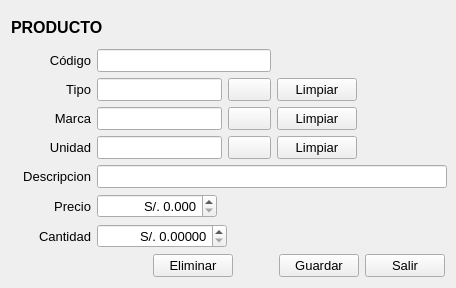
First picture: the form in Producto/productoformtransaction.ui, repository radtek/manager, before the edit.
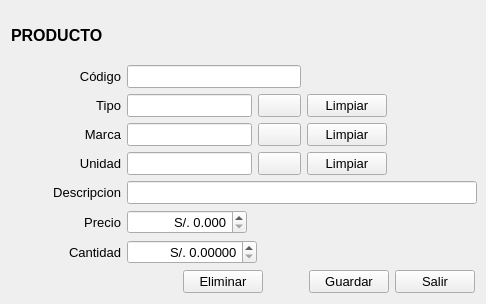
Second picture: the form after the edit. Icons and pictures are not drawn.

Patch:
```diff
--- a/Producto/productoformtransaction.ui
+++ b/Producto/productoformtransaction.ui
@@ -6,8 +6,8 @@
    <rect>
     <x>0</x>
     <y>0</y>
-    <width>456</width>
-    <height>288</height>
+    <width>486</width>
+    <height>304</height>
    </rect>
   </property>
   <property name="minimumSize">
@@ -68,13 +68,13 @@
        </property>
        <property name="minimumSize">
         <size>
-         <width>80</width>
+         <width>110</width>
          <height>0</height>
         </size>
        </property>
        <property name="maximumSize">
         <size>
-         <width>80</width>
+         <width>110</width>
          <height>16777215</height>
         </size>
        </property>
@@ -136,13 +136,13 @@
        </property>
        <property name="minimumSize">
         <size>
-         <width>80</width>
+         <width>110</width>
          <height>0</height>
         </size>
        </property>
        <property name="maximumSize">
         <size>
-         <width>80</width>
+         <width>110</width>
          <height>16777215</height>
         </size>
        </property>
@@ -232,13 +232,13 @@
        </property>
        <property name="minimumSize">
         <size>
-         <width>80</width>
+         <width>110</width>
          <height>0</height>
         </size>
        </property>
        <property name="maximumSize">
         <size>
-         <width>80</width>
+         <width>110</width>
          <height>16777215</height>
         </size>
        </property>
@@ -328,13 +328,13 @@
        </property>
        <property name="minimumSize">
         <size>
-         <width>80</width>
+         <width>110</width>
          <height>0</height>
         </size>
        </property>
        <property name="maximumSize">
         <size>
-         <width>80</width>
+         <width>110</width>
          <height>16777215</height>
         </size>
        </property>
@@ -424,13 +424,13 @@
        </property>
        <property name="minimumSize">
         <size>
-         <width>80</width>
+         <width>110</width>
          <height>0</height>
         </size>
        </property>
        <property name="maximumSize">
         <size>
-         <width>80</width>
+         <width>110</width>
          <height>16777215</height>
         </size>
        </property>
@@ -482,10 +482,16 @@
       <widget class="QLabel" name="label_precio">
        <property name="minimumSize">
         <size>
-         <width>80</width>
+         <width>110</width>
          <height>0</height>
         </size>
        </property>
+       <property name="maximumSize">
+        <size>
+         <width>110</width>
+         <height>16777215</height>
+        </size>
+       </property>
        <property name="text">
         <string>Precio</string>
        </property>
@@ -537,10 +543,16 @@
       <widget class="QLabel" name="label_cantidad">
        <property name="minimumSize">
         <size>
-         <width>80</width>
+         <width>110</width>
          <height>0</height>
         </size>
        </property>
+       <property name="maximumSize">
+        <size>
+         <width>110</width>
+         <height>16777215</height>
+        </size>
+       </property>
        <property name="text">
         <string>Cantidad</string>
        </property>
@@ -611,6 +623,16 @@
        <property name="text">
         <string>Eliminar</string>
        </property>
+       <property name="icon">
+        <iconset resource="../ManagerSystem/iconos.qrc">
+         <normaloff>:/new/Iconos/delete_32.png</normaloff>:/new/Iconos/delete_32.png</iconset>
+       </property>
+       <property name="iconSize">
+        <size>
+         <width>32</width>
+         <height>32</height>
+        </size>
+       </property>
       </widget>
      </item>
      <item>
@@ -639,6 +661,16 @@
        <property name="text">
         <string>Guardar</string>
        </property>
+       <property name="icon">
+        <iconset resource="../ManagerSystem/iconos.qrc">
+         <normaloff>:/new/Iconos/save.png</normaloff>:/new/Iconos/save.png</iconset>
+       </property>
+       <property name="iconSize">
+        <size>
+         <width>32</width>
+         <height>32</height>
+        </size>
+       </property>
       </widget>
      </item>
      <item>
@@ -654,6 +686,16 @@
        <property name="text">
         <string>Salir</string>
        </property>
+       <property name="icon">
+        <iconset resource="../ManagerSystem/iconos.qrc">
+         <normaloff>:/new/Iconos/salir_32.png</normaloff>:/new/Iconos/salir_32.png</iconset>
+       </property>
+       <property name="iconSize">
+        <size>
+         <width>32</width>
+         <height>32</height>
+        </size>
+       </property>
       </widget>
      </item>
     </layout>
```
